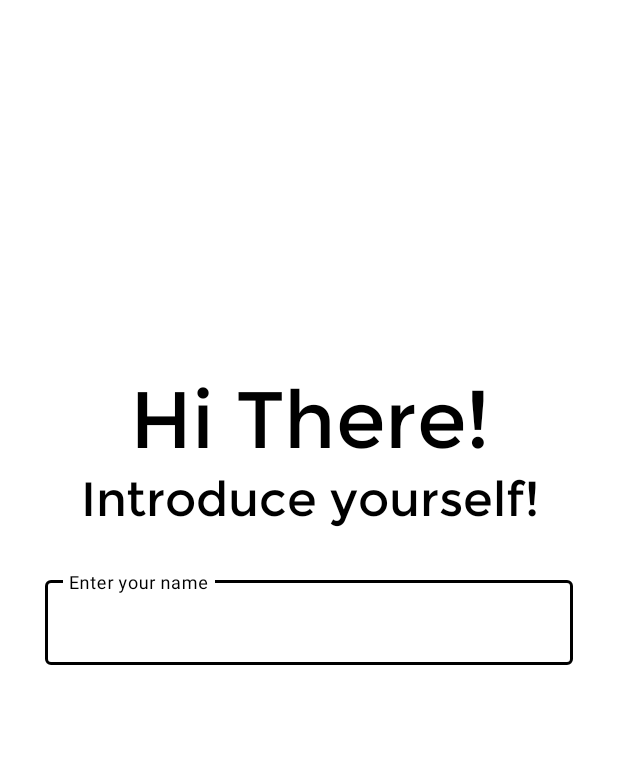
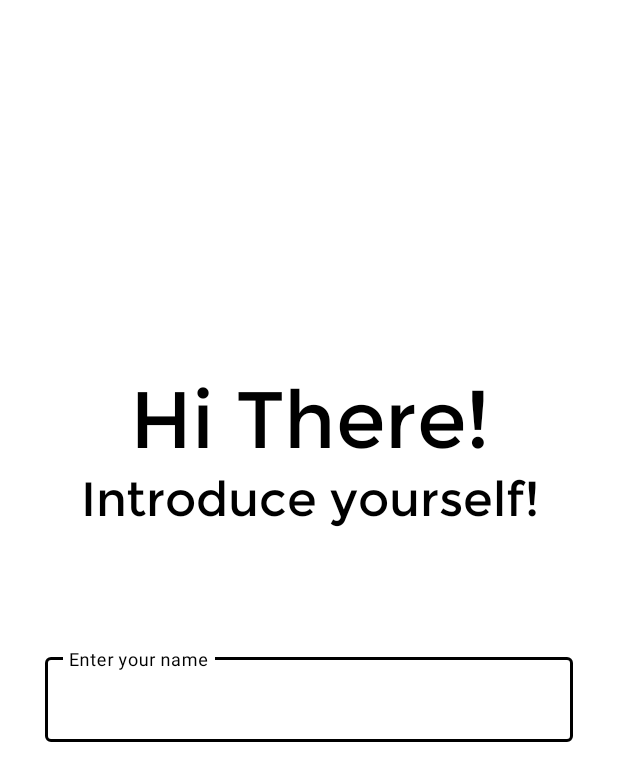
Before and after one commit to Adrito-M/FitnessAid, an Android app: the screen it shows after launch (Screen2), on a phone screen of 412 x 824 dp. Shown: the top 781 px of the screen. Run offline under Robolectric (Android 15) with nearby library versions, the phone set to English and light mode, and no system bars.

Commit message:
fixed the EditText so that it only extends downwards

```diff
--- a/app/src/main/res/layout/activity_screen2.xml
+++ b/app/src/main/res/layout/activity_screen2.xml
@@ -4,8 +4,8 @@
     xmlns:tools="http://schemas.android.com/tools"
     android:layout_width="match_parent"
     android:layout_height="match_parent"
-    tools:context=".Screen2"
-    android:padding="30sp">
+    android:padding="30sp"
+    tools:context=".Screen2">
 
     <TextView
         android:id="@+id/textView2"
@@ -47,12 +47,12 @@
         android:layout_width="match_parent"
         android:layout_height="wrap_content"
 
+        android:layout_marginTop="80dp"
         android:hint="Enter your name"
-        app:layout_constraintBottom_toBottomOf="parent"
+        app:layout_constraintEnd_toEndOf="parent"
         app:layout_constraintStart_toStartOf="parent"
-        app:layout_constraintTop_toTopOf="parent">
+        app:layout_constraintTop_toBottomOf="@+id/textView3">
 
-        <!--this is the actual edit text which takes the input-->
         <com.google.android.material.textfield.TextInputEditText
             android:id="@+id/edit_text"
             android:layout_width="match_parent"
@@ -61,8 +61,4 @@
     </com.google.android.material.textfield.TextInputLayout>
 
 
-
-
-
-
 </androidx.constraintlayout.widget.ConstraintLayout>
```
Also changed, not shown: app/src/main/res/mipmap-hdpi/ic_app.png (added), app/src/main/res/mipmap-hdpi/ic_app_round.png (added), app/src/main/res/mipmap-xhdpi/ic_app.png (added), app/src/main/res/mipmap-xhdpi/ic_app_foreground.png (added), app/src/main/res/mipmap-xhdpi/ic_app_round.png (added), app/src/main/res/mipmap-xxhdpi/ic_app.png (added), app/src/main/res/mipmap-xxhdpi/ic_app_foreground.png (added), app/src/main/res/mipmap-xxxhdpi/ic_app_foreground.png (added), app/src/main/res/mipmap-xxxhdpi/ic_app_round.png (added).
